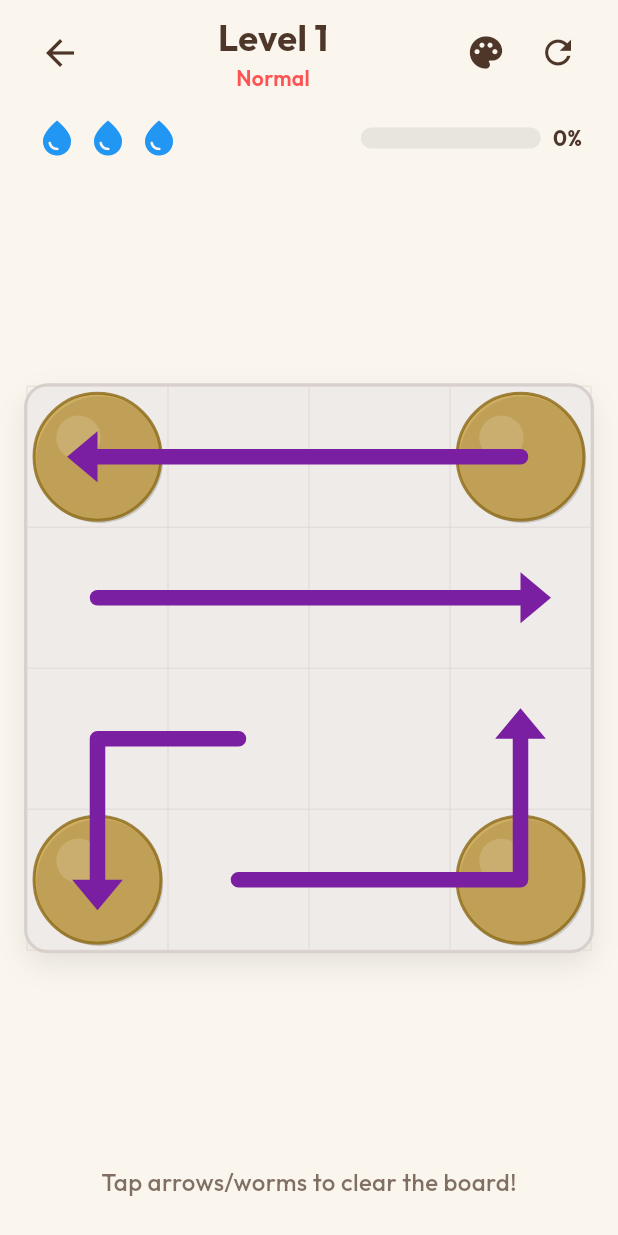
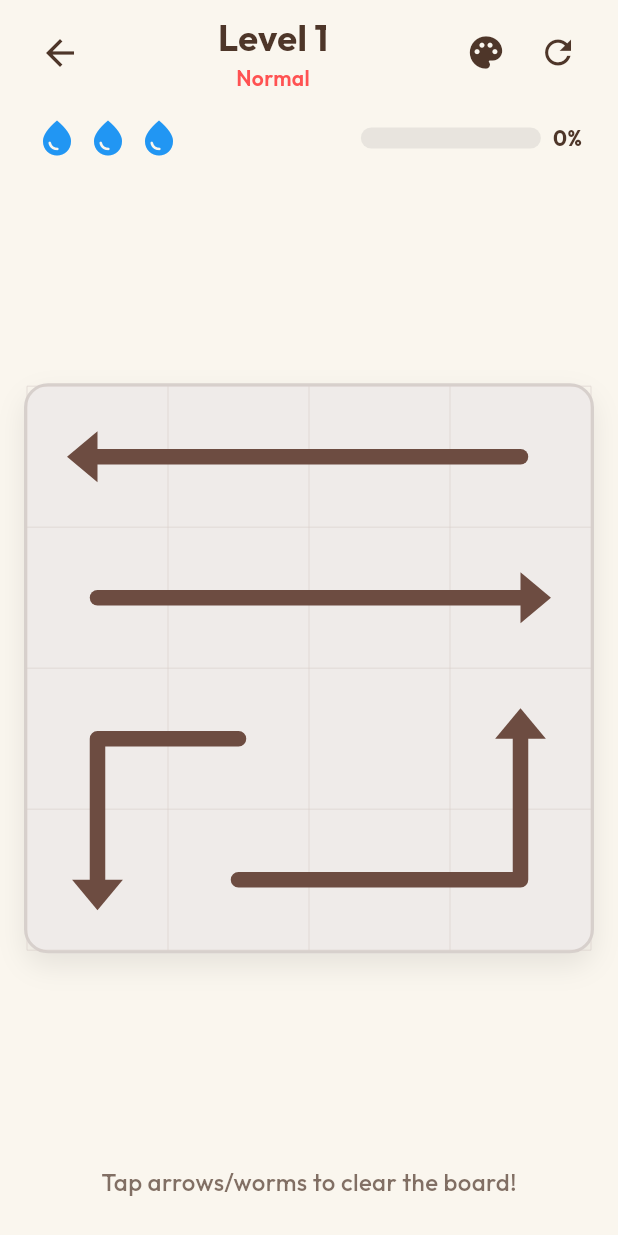
Before and after one commit to ruhi-akhi/Box-Puzzle-3D, a Flutter app: the screen it shows after launch, after a tap on "Start", on a phone screen of 412 x 824 dp. Run offline on Flutter 3.47's test engine with Material 3 defaults, Android fonts, the phone set to English and light mode, and no system bars; our stand-ins replace google_fonts.

Commit message:
update the them

```diff
--- a/lib/models/game_state.dart
+++ b/lib/models/game_state.dart
@@ -15,6 +15,7 @@ class GameState extends ChangeNotifier {
   int gridWidth = 6;
   int gridHeight = 8;
   List<PathModel> paths = [];
+  int initialPathCount = 0;
   bool isAnimating = false;
 
   GameState() {
@@ -232,7 +233,14 @@ class GameState extends ChangeNotifier {
         ),
       ];
     }
+    initialPathCount = paths.length;
     notifyListeners();
+  }
+
+  double get progressPercent {
+    if (initialPathCount == 0) return 1.0;
+    final progress = (initialPathCount - paths.length) / initialPathCount;
+    return progress.clamp(0.0, 1.0);
   }
 
   bool isLevelSolvable(List<PathModel> candidatePaths) {
--- a/lib/screens/game_screen.dart
+++ b/lib/screens/game_screen.dart
@@ -46,7 +46,7 @@ class _GameScreenState extends State<GameScreen> {
     final isWormSkin = gs.currentSkin == 'worms';
 
     // Calculate level progress (percentage of paths cleared)
-    double progress = gs.paths.isEmpty ? 100.0 : 0.0;
+    double progress = gs.progressPercent * 100.0;
 
     return WillPopScope(
       onWillPop: _onWillPop,
--- a/lib/widgets/board_painter.dart
+++ b/lib/widgets/board_painter.dart
@@ -32,11 +32,6 @@ class BoardPainter extends CustomPainter {
     }
     for (int j = 0; j <= gridHeight; j++) {
       canvas.drawLine(Offset(0, j * cellSize), Offset(size.width, j * cellSize), gridPaint);
-    }
-
-    // Draw corner holes for classic skin
-    if (skin == 'classic') {
-      _drawCornerHoles(canvas, size, cellSize);
     }
 
     // Draw each path
@@ -145,7 +140,7 @@ class BoardPainter extends CustomPainter {
     if (startIdx >= path.length) return;
 
     final linePaint = Paint()
-      ..color = const Color(0xFF7B1FA2) // Beautiful purple arrow lines
+      ..color = const Color(0xFF6D4C41) // Brown arrow lines matching screenshot
       ..style = PaintingStyle.stroke
       ..strokeWidth = cellSize * 0.11
       ..strokeCap = StrokeCap.round
@@ -172,54 +167,9 @@ class BoardPainter extends CustomPainter {
     _drawArrowHead(canvas, headPos, path.exitDirection, cellSize);
   }
 
-  void _drawCornerHoles(Canvas canvas, Size size, double cellSize) {
-    final cornerRadius = cellSize * 0.45;
-    final holePaint = Paint()
-      ..color = const Color(0xFFB8860B).withOpacity(0.6)
-      ..style = PaintingStyle.fill;
-
-    final holeBorderPaint = Paint()
-      ..color = const Color(0xFF8B6914).withOpacity(0.8)
-      ..style = PaintingStyle.stroke
-      ..strokeWidth = 2.0;
-
-    // Draw the 4 corner holes
-    List<Offset> corners = [
-      Offset(cellSize * 0.5, cellSize * 0.5),                           // Top-left
-      Offset(size.width - cellSize * 0.5, cellSize * 0.5),              // Top-right
-      Offset(cellSize * 0.5, size.height - cellSize * 0.5),             // Bottom-left
-      Offset(size.width - cellSize * 0.5, size.height - cellSize * 0.5) // Bottom-right
-    ];
-
-    for (var corner in corners) {
-      // Draw hole shadow
-      canvas.drawCircle(
-        corner + const Offset(1.5, 2),
-        cornerRadius,
-        Paint()..color = Colors.black.withOpacity(0.15)
-      );
-
-      // Draw hole fill
-      canvas.drawCircle(corner, cornerRadius, holePaint);
-
-      // Draw hole border
-      canvas.drawCircle(corner, cornerRadius, holeBorderPaint);
-
-      // Add shine/highlight inside the hole
-      final shinePaint = Paint()
-        ..color = Colors.white.withOpacity(0.15)
-        ..style = PaintingStyle.fill;
-      canvas.drawCircle(
-        corner - Offset(cornerRadius * 0.3, cornerRadius * 0.3),
-        cornerRadius * 0.35,
-        shinePaint
-      );
-    }
-  }
-
   void _drawArrowHead(Canvas canvas, Offset headPos, GridPoint direction, double cellSize) {
     final arrowPaint = Paint()
-      ..color = const Color(0xFF7B1FA2) // Matching purple arrowhead
+      ..color = const Color(0xFF6D4C41) // Matching brown arrowhead
       ..style = PaintingStyle.fill;
 
     double angle = 0.0;
```
